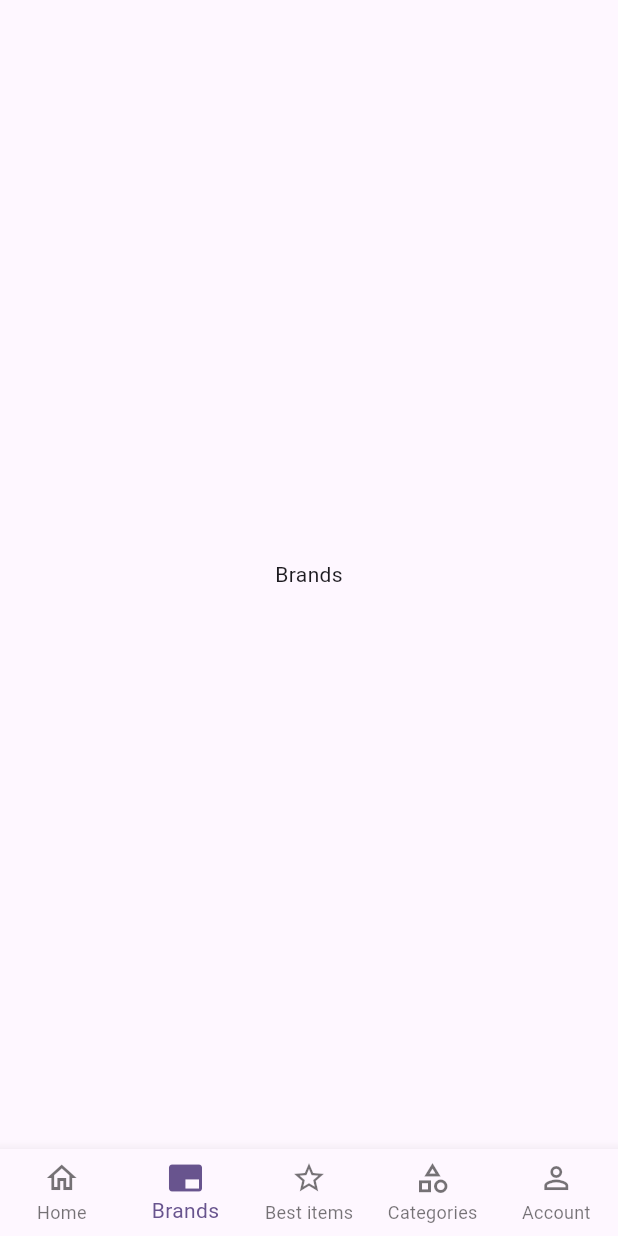
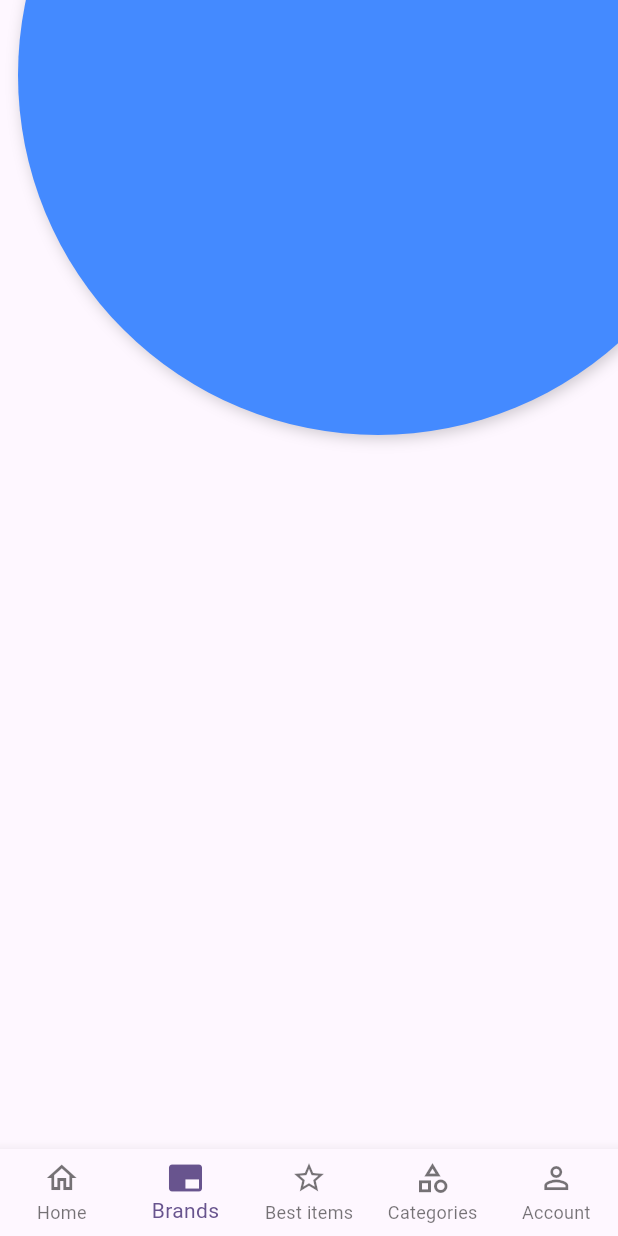
Before and after one commit to adnanpanakkad/alisons_machinetask, a Flutter app: the screen it shows after launch, item 2 of the bottom bar chosen, on a phone screen of 412 x 824 dp. Run offline on Flutter 3.47's test engine with Material 3 defaults, Android fonts, the phone set to English and light mode, and no system bars; network calls fail.

Commit message:
(feat)animated brand ui

```diff
--- a/lib/view/bottombar_screen.dart
+++ b/lib/view/bottombar_screen.dart
@@ -1,3 +1,4 @@
+import 'package:alisons_task/view/brands_screen.dart';
 import 'package:alisons_task/view/home.dart';
 import 'package:flutter/material.dart';
 
@@ -12,7 +13,7 @@ class _BottombarScreenState extends State<BottombarScreen> {
   // List of pages for each bottom bar item
   final List<Widget> _pages = [
     HomePage(), // Updated to use HomePage
-    const Center(child: Text("Brands")),
+    BrandsScreen(),
     const Center(child: Text("Best items")),
     const Center(child: Text("Categories")),
     const Center(child: Text("Account")),
--- /dev/null
+++ b/lib/view/brands_screen.dart
@@ -0,0 +1,48 @@
+import 'package:alisons_task/widgets/brands/brandscreen_appbar.dart';
+import 'package:flutter/material.dart';
+
+class BrandsScreen extends StatelessWidget {
+  const BrandsScreen({super.key});
+
+  @override
+  Widget build(BuildContext context) {
+    return Scaffold(
+      // appBar: PreferredSize(
+      //   preferredSize: Size.fromHeight(60.0),
+      //   child: BrandscreenAppbar(),
+      // ),
+      body: Stack(
+        children: [
+          Positioned(
+            top:
+                -190, // Further increase the negative top value to eliminate gap
+            right: -150,
+            child: Container(
+              width: 620,
+              height: 480,
+              decoration: BoxDecoration(
+                color: Colors
+                    .blueAccent, // Match container color with the background
+                shape: BoxShape.circle,
+                boxShadow: [
+                  BoxShadow(
+                    color: Colors.black.withOpacity(0.2),
+                    blurRadius: 8,
+                    offset: Offset(2, 2),
+                  ),
+                ],
+              ),
+              // Optional: Add an image inside the container
+              // child: ClipOval(
+              //   child: Image.asset(
+              //     'assets/Logo 2.png', // Replace with your image asset path
+              //     fit: BoxFit.cover,
+              //   ),
+              // ),
+            ),
+          ),
+        ],
+      ),
+    );
+  }
+}
--- a/lib/view/home.dart
+++ b/lib/view/home.dart
@@ -3,7 +3,7 @@ import 'package:alisons_task/widgets/home/bottom_banner.dart';
 import 'package:alisons_task/widgets/home/carosel_slider.dart';
 import 'package:alisons_task/widgets/home/horizondal_listview.dart';
 import 'package:alisons_task/widgets/home/top_banner.dart';
-import 'package:alisons_task/widgets/home_appbar.dart';
+import 'package:alisons_task/widgets/home/home_appbar.dart';
 import 'package:flutter/material.dart';
 
 class HomePage extends StatelessWidget {
--- a/lib/widgets/home_appbar.dart
+++ b/lib/widgets/home/home_appbar.dart
@@ -1,4 +1,3 @@
-import 'package:alisons_task/api/api_key.dart';
 import 'package:flutter/material.dart';
 
 class HomeAppbar extends StatelessWidget implements PreferredSizeWidget {
```
Also changed, not shown: lib/widgets/brands/brandscreen_appbar.dart (added, +25 -0 lines).
